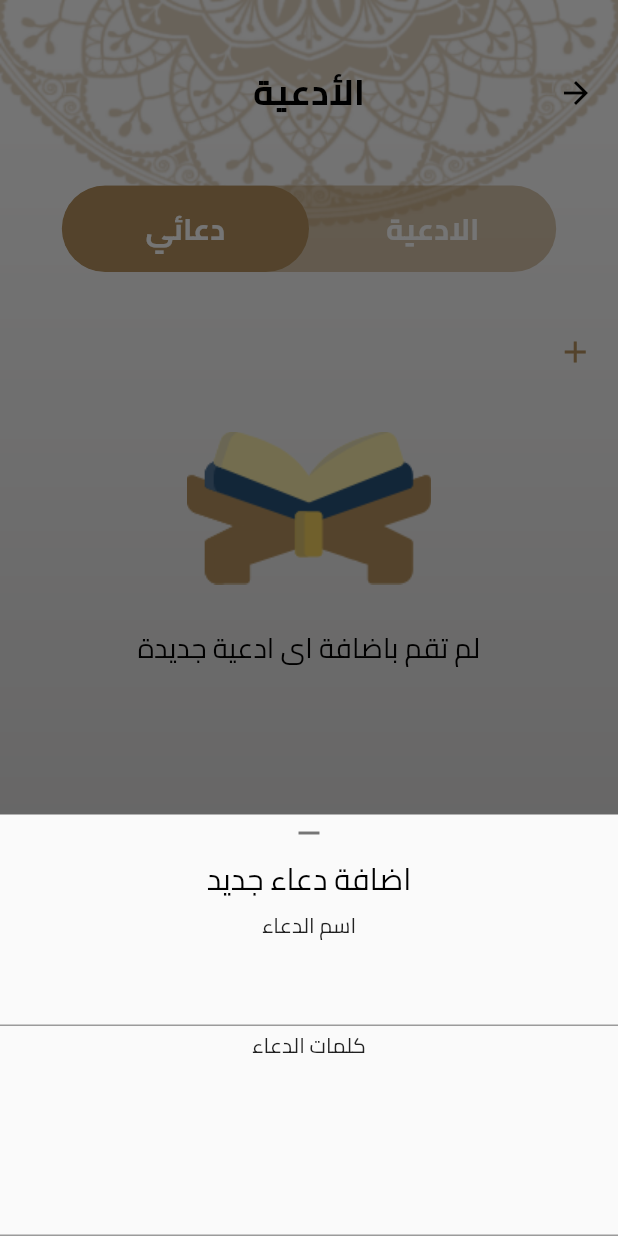
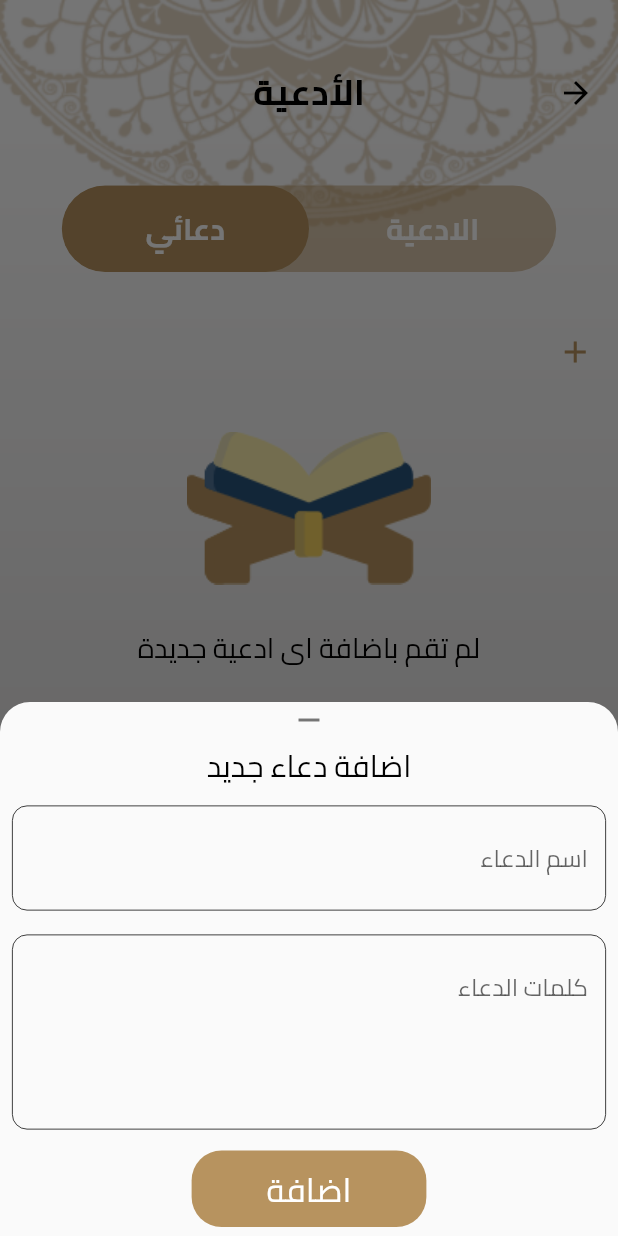
Before and after one commit to ZiadElsaadany/islamic, a Flutter app: the DoaaScreen screen opened by its route, after a tap on the "add" icon, on a phone screen of 412 x 824 dp. Run offline on Flutter 3.47's test engine with Material 2 defaults, Android fonts, the phone set to English and light mode, and no system bars; our stand-ins replace awesome_dialog, fluttertoast, simple_animations, supercharged.

Commit message:
text field for doaa added

```diff
--- /dev/null
+++ b/lib/view/home/doaa/custom_text_form_Filed_doaa.dart
@@ -0,0 +1,38 @@
+import 'package:flutter/material.dart';
+import 'package:islami/constants/color_constant.dart';
+
+class CustomTextFieldDoaa extends StatelessWidget {
+  const CustomTextFieldDoaa({Key? key,  this.mxLine= 1, required this.hint}) : super(key: key);
+final int mxLine;
+final String hint;
+  @override
+  Widget build(BuildContext context) {
+    return Padding(
+      padding: const EdgeInsets.all(8.0),
+      child: Directionality(
+        textDirection: TextDirection.rtl,
+        child: TextFormField(
+          cursorColor: AppColorsConstant.primaryColor,
+          maxLines: mxLine,
+          decoration: InputDecoration(
+            hintText: hint,
+            border: const OutlineInputBorder(),
+            enabledBorder: OutlineInputBorder(
+            borderRadius: BorderRadius.circular(10),
+                borderSide: const BorderSide(
+                  width: 0.5
+                )
+          ),
+            focusedBorder: OutlineInputBorder(
+                borderRadius: BorderRadius.circular(10),
+              borderSide: const BorderSide(
+                color: AppColorsConstant.primaryColor,
+              )
+
+
+            )
+        ) ),
+      ),
+    ) ;
+  }
+}
--- a/lib/view/home/doaa/my_doaa/my_doaa_screen.dart
+++ b/lib/view/home/doaa/my_doaa/my_doaa_screen.dart
@@ -3,6 +3,7 @@ import 'package:flutter/material.dart';
 import 'package:islami/constants/color_constant.dart';
 import 'package:islami/constants/images_constant.dart';
 import 'package:islami/constants/style_constant.dart';
+import 'package:islami/view/home/doaa/custom_text_form_Filed_doaa.dart';
 import 'package:islami/view/home/doaa/my_doaa/add_Doaa_widget.dart';
 
 class MyDoaa extends StatelessWidget {
@@ -31,6 +32,9 @@ class MyDoaa extends StatelessWidget {
                   ),
                   onTap: (){
                     showModalBottomSheet(
+                      shape: RoundedRectangleBorder(
+                        borderRadius: BorderRadius.only(topRight: Radius.circular(20),topLeft: Radius.circular(20))
+                      ),
                       context: context,
                       isScrollControlled: true,
                       // backgroundColor: Colors.transparent,
@@ -39,13 +43,12 @@ class MyDoaa extends StatelessWidget {
                           onTap: () => Navigator.of(context).pop(),
                           child: Container(
                             color: const Color.fromRGBO(0, 0, 0, 0.001),
-                            child: GestureDetector(
-                              onTap: () {},
                             child: Padding(
                               padding: EdgeInsets.only(bottom: MediaQuery.of(context).viewInsets.bottom),
                               child: SingleChildScrollView(
 
                                 child: Column(
+                                  crossAxisAlignment: CrossAxisAlignment.center,
                                   children: [
                                     Icon(
                                       Icons.remove,
@@ -55,18 +58,27 @@ class MyDoaa extends StatelessWidget {
                                     style: AppStyleConstant.style20WithBlackColor,
                                       textAlign: TextAlign.center,
                                     ),
-                                       Text('اسم الدعاء'),
-                                       TextFormField(
-                                         maxLines: 1,
+                                    const CustomTextFieldDoaa(hint: 'اسم الدعاء'),
+
+                                const CustomTextFieldDoaa(hint: 'كلمات الدعاء',mxLine:3,),
+            Padding(
+              padding: const EdgeInsets.all(6.0),
+              child: Container(
+                padding: EdgeInsets.symmetric(horizontal: 50, vertical: 5),
+                decoration: BoxDecoration(
+                  borderRadius: BorderRadius.circular(20),
+                  color: AppColorsConstant.primaryColor
                 ),
-                                       Text('كلمات الدعاء'),
-                                       TextFormField(
-                                         maxLines: 3,
-textDirection: TextDirection.rtl,
+                child: Text('اضافة',
+                style: TextStyle(
+                  color: Colors.white,
+                  fontSize: 22
+                ),
+                ),
+              ),
+            )
 
-                                       ),
                                   ],
-                                  ),
                                 ),
                               ),
                             ),
--- a/lib/view/home/sebha/custom_sebha_body.dart
+++ b/lib/view/home/sebha/custom_sebha_body.dart
@@ -16,7 +16,7 @@ class CustomSebhaBody extends StatelessWidget {
       child: ListView(
         children: [
           const SizedBox(
-            height: 20,
+            height: 10,
           ),
          const SebhaImage(),
           SizedBox(height: MediaQuery.of(context).size.height*0.02,),
```
Also changed, not shown: lib/view/home/home_card.dart (+6 -4 lines), lib/view/home/home_screen_body.dart (+3 -4 lines), lib/view/home/sebha/sebha_image.dart (+6 -4 lines). Lines whose indentation alone changed are shown as unchanged.
